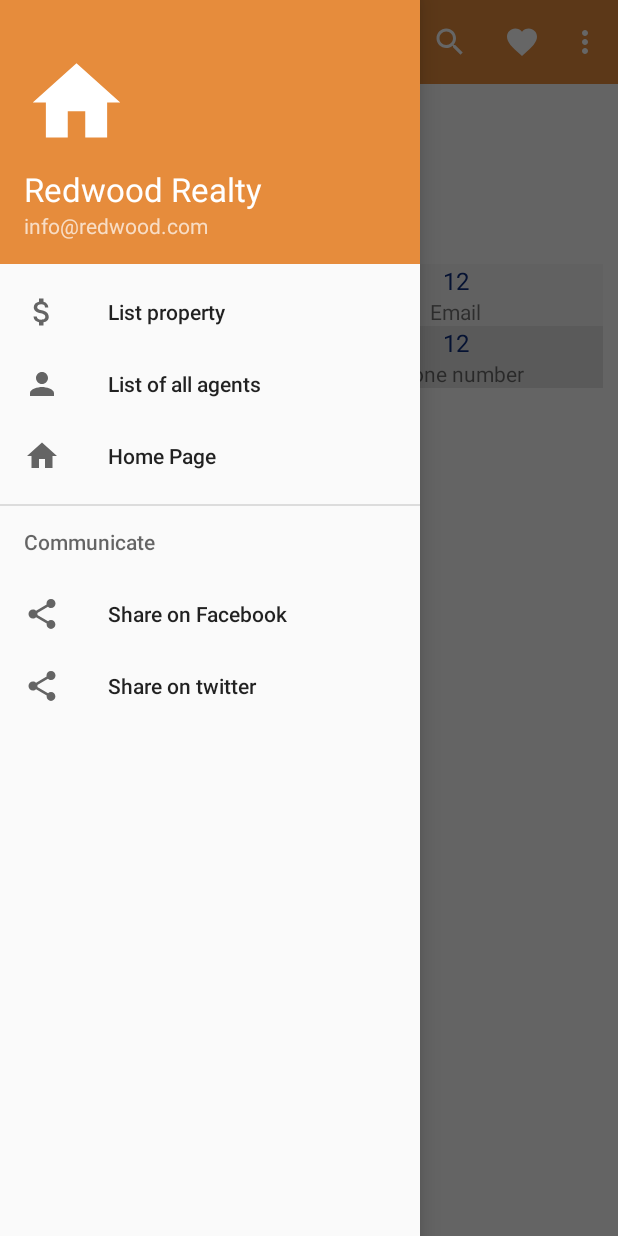
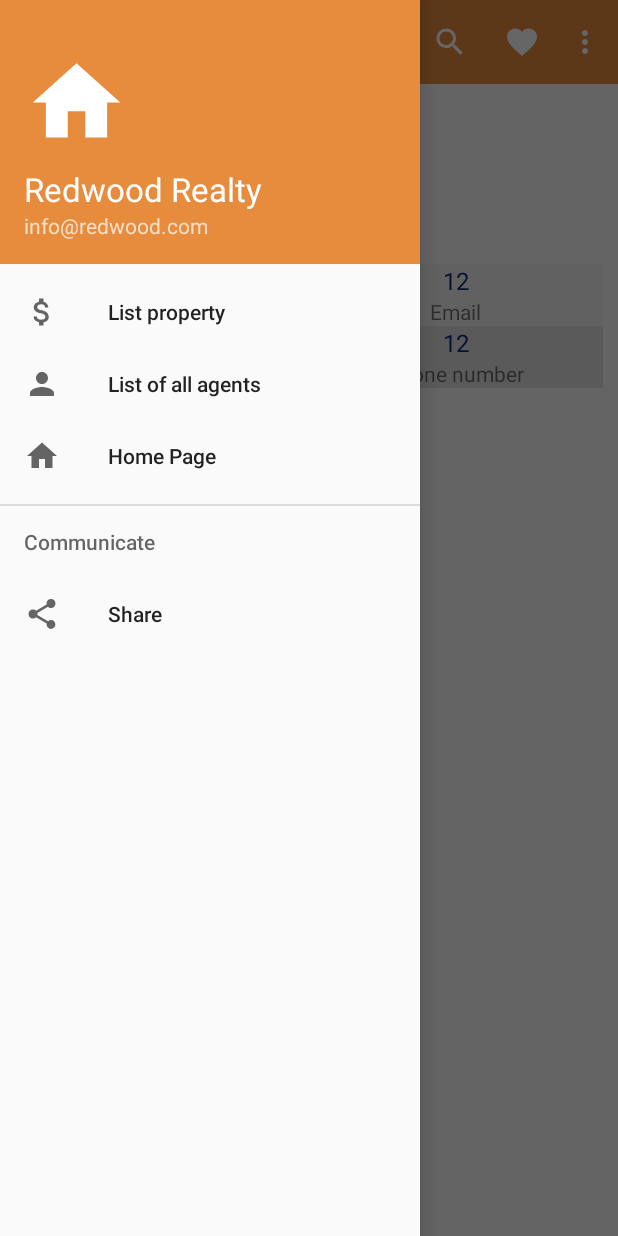
Before and after one commit to SevagSA/Real-Estate-Android-App, an Android app: the AgentActivity screen opened directly, with no data from a screen before it, with the side drawer open, on a phone screen of 412 x 824 dp. Run offline under Robolectric (Android 15) with nearby library versions, the light colour scheme and no system bars; 6 statements that could not run were skipped.

Commit message:
Added general "share" button

```diff
--- a/app/src/main/res/menu/drawer_menu.xml
+++ b/app/src/main/res/menu/drawer_menu.xml
@@ -17,24 +17,14 @@
             android:icon="@drawable/ic_baseline_home_24"
             android:title="@string/home_page" />
 
-<!--        <item-->
-<!--            android:id="@+id/nav_see_sent_messages"-->
-<!--            android:icon="@drawable/ic_baseline_mail_24"-->
-<!--            android:title="@string/see_sent_messages" />-->
     </group>
 
     <item android:title="@string/communicate">
         <menu>
             <item
-                android:id="@+id/nav_share_fb"
+                android:id="@+id/nav_share"
                 android:icon="@drawable/ic_baseline_share_24"
-                android:title="@string/share_fb" />
-
-            <item
-                android:id="@+id/nav_share_tweet"
-                android:icon="@drawable/ic_baseline_share_24"
-                android:title="@string/share_on_twitter" />
-
+                android:title="@string/share" />
         </menu>
     </item>
 
--- a/app/src/main/res/values/strings.xml
+++ b/app/src/main/res/values/strings.xml
@@ -98,5 +98,8 @@
     <string name="your_message_for">Your message for </string>
     <string name="view_agents">View Agents</string>
     <string name="email_sent">Email sent</string>
+    <string name="share_title">Hey! Check Redwood Realty, a new real estate listing android app!</string>
+    <string name="share_via">Share Redwood Realty via</string>
+    <string name="share">Share</string>
 
 </resources>
```
Also changed, not shown: app/src/main/java/com/example/realestateapplication/Controllers/AgentActivity.java (+10 -5 lines), app/src/main/java/com/example/realestateapplication/Controllers/AgentListActivity.java (+10 -5 lines), app/src/main/java/com/example/realestateapplication/Controllers/HomeActivity.java (+8 -5 lines), app/src/main/java/com/example/realestateapplication/Controllers/LikedListingsActivity.java (+10 -5 lines), app/src/main/java/com/example/realestateapplication/Controllers/PropertyDetailActivity.java (+10 -5 lines), app/src/main/java/com/example/realestateapplication/Controllers/SearchPropertyActivity.java (+10 -5 lines), 1 other file.
